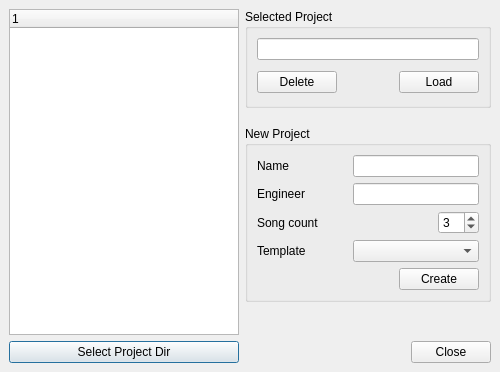
Before: the Qt Designer form src/traverso/ui/ProjectManagerDialog.ui in ErwanLegrand/Traverso-DAW, drawn with Qt 5.
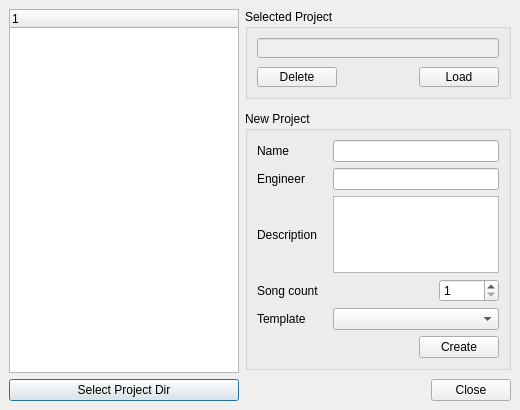
After: the same form once the commit is applied.

Commit message: Project management features added

Diff of the .ui file:
```diff
--- a/src/traverso/ui/ProjectManagerDialog.ui
+++ b/src/traverso/ui/ProjectManagerDialog.ui
@@ -5,20 +5,20 @@
    <rect>
     <x>0</x>
     <y>0</y>
-    <width>500</width>
-    <height>372</height>
+    <width>520</width>
+    <height>410</height>
    </rect>
   </property>
   <property name="minimumSize" >
    <size>
     <width>500</width>
-    <height>350</height>
+    <height>410</height>
    </size>
   </property>
   <property name="maximumSize" >
    <size>
     <width>520</width>
-    <height>500</height>
+    <height>450</height>
    </size>
   </property>
   <property name="windowTitle" >
@@ -31,6 +31,16 @@
    <property name="spacing" >
     <number>6</number>
    </property>
+   <item>
+    <layout class="QVBoxLayout" >
+     <property name="margin" >
+      <number>0</number>
+     </property>
+     <property name="spacing" >
+      <number>6</number>
+     </property>
+    </layout>
+   </item>
    <item>
     <layout class="QVBoxLayout" >
      <property name="margin" >
@@ -82,7 +92,7 @@
       <number>0</number>
      </property>
      <property name="spacing" >
-      <number>6</number>
+      <number>9</number>
      </property>
      <item>
       <layout class="QVBoxLayout" >
@@ -90,7 +100,7 @@
         <number>0</number>
        </property>
        <property name="spacing" >
-        <number>18</number>
+        <number>12</number>
        </property>
        <item>
         <widget class="QGroupBox" name="groupBox_2" >
@@ -113,7 +123,7 @@
           <item>
            <widget class="QLineEdit" name="selectedProjectName" >
             <property name="enabled" >
-             <bool>true</bool>
+             <bool>false</bool>
             </property>
             <property name="sizePolicy" >
              <sizepolicy>
@@ -207,7 +217,7 @@
              <widget class="QLabel" name="label_2_2" >
               <property name="minimumSize" >
                <size>
-                <width>90</width>
+                <width>70</width>
                 <height>0</height>
                </size>
               </property>
@@ -248,7 +258,7 @@
              <widget class="QLabel" name="label_3_2" >
               <property name="minimumSize" >
                <size>
-                <width>90</width>
+                <width>70</width>
                 <height>0</height>
                </size>
               </property>
@@ -271,6 +281,32 @@
             </item>
            </layout>
           </item>
+          <item>
+           <layout class="QHBoxLayout" >
+            <property name="margin" >
+             <number>0</number>
+            </property>
+            <property name="spacing" >
+             <number>6</number>
+            </property>
+            <item>
+             <widget class="QLabel" name="label" >
+              <property name="minimumSize" >
+               <size>
+                <width>70</width>
+                <height>0</height>
+               </size>
+              </property>
+              <property name="text" >
+               <string>Description</string>
+              </property>
+             </widget>
+            </item>
+            <item>
+             <widget class="QTextEdit" name="descriptionTextEdit" />
+            </item>
+           </layout>
+          </item>
           <item>
            <layout class="QHBoxLayout" >
             <property name="margin" >
@@ -301,11 +337,17 @@
             </item>
             <item>
              <widget class="QSpinBox" name="songCountSpinBox" >
+              <property name="minimumSize" >
+               <size>
+                <width>60</width>
+                <height>0</height>
+               </size>
+              </property>
               <property name="minimum" >
                <number>1</number>
               </property>
               <property name="value" >
-               <number>3</number>
+               <number>1</number>
               </property>
              </widget>
             </item>
@@ -323,7 +365,7 @@
              <widget class="QLabel" name="label_4_2" >
               <property name="minimumSize" >
                <size>
-                <width>90</width>
+                <width>70</width>
                 <height>0</height>
                </size>
               </property>
@@ -396,7 +438,7 @@
        </property>
        <property name="sizeHint" >
         <size>
-         <width>273</width>
+         <width>243</width>
          <height>16</height>
         </size>
        </property>
```
The commit also changes 8 other files.
